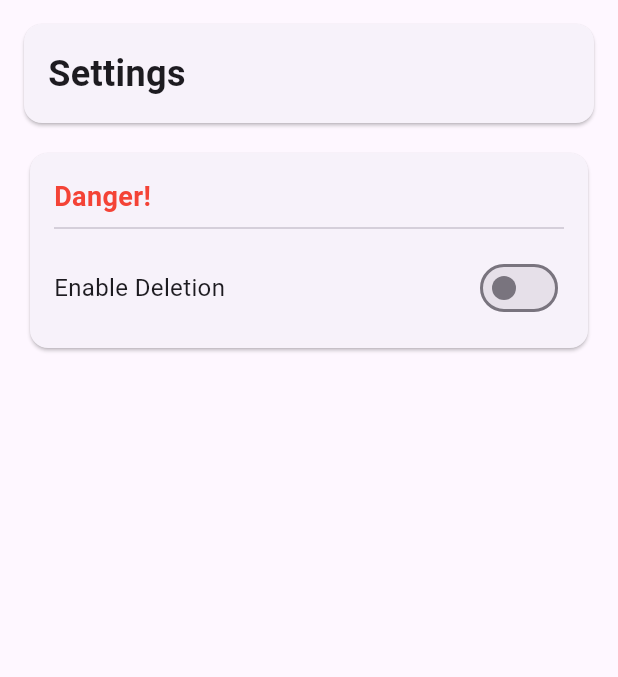
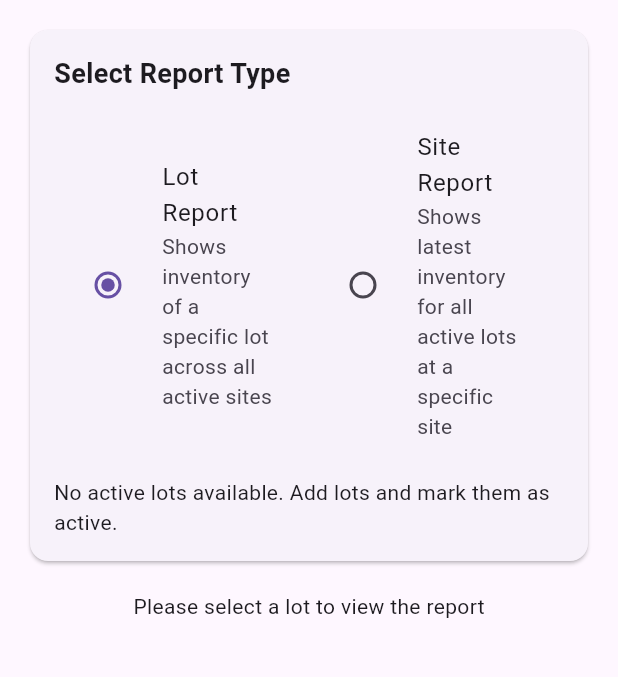
Before and after one commit to maccam912/inventory_tracker, a Flutter app: the screen it shows after launch, item 4 of the bottom bar chosen, on a phone screen of 412 x 824 dp, the part 84-761 px from its top. Run offline on Flutter 3.47's test engine with Material 3 defaults, Android fonts, the phone set to English and light mode, and no system bars; our stand-ins replace drift; accounts and stored records are empty; generated files the repository leaves out were written again.

Commit message:
Add database methods and reports screen
Co-authored-by: maccam912 <540629+maccam912@users.noreply.github.com>

```diff
--- a/lib/database/database.dart
+++ b/lib/database/database.dart
@@ -118,6 +118,73 @@ class AppDatabase extends _$AppDatabase {
 
   Future<int> deleteInventorySnapshot(int id) =>
       (delete(inventorySnapshots)..where((s) => s.id.equals(id))).go();
+
+  // Reports operations
+  Future<List<InventorySnapshotWithDetails>> getInventoryByLotAcrossSites(
+    int lotId,
+  ) {
+    final query =
+        select(inventorySnapshots).join([
+          innerJoin(sites, sites.id.equalsExp(inventorySnapshots.siteId)),
+          innerJoin(lots, lots.id.equalsExp(inventorySnapshots.lotId)),
+        ])..where(
+          sites.isActive.equals(true) & inventorySnapshots.lotId.equals(lotId),
+        );
+
+    return query.map((row) {
+      final snapshot = row.readTable(inventorySnapshots);
+      final site = row.readTable(sites);
+      final lot = row.readTable(lots);
+
+      return InventorySnapshotWithDetails(
+        snapshot: snapshot,
+        site: site,
+        lot: lot,
+      );
+    }).get();
+  }
+
+  Future<List<InventorySnapshotWithDetails>> getLatestInventoryForSite(
+    int siteId,
+  ) async {
+    // First get all active lots
+    final activeLots = await getActiveLots();
+
+    final results = <InventorySnapshotWithDetails>[];
+
+    // For each active lot, get the latest inventory snapshot for the selected site
+    for (final lot in activeLots) {
+      final query =
+          select(inventorySnapshots).join([
+              innerJoin(sites, sites.id.equalsExp(inventorySnapshots.siteId)),
+              innerJoin(lots, lots.id.equalsExp(inventorySnapshots.lotId)),
+            ])
+            ..where(
+              inventorySnapshots.siteId.equals(siteId) &
+                  inventorySnapshots.lotId.equals(lot.id),
+            )
+            ..orderBy([OrderingTerm.desc(inventorySnapshots.timestamp)])
+            ..limit(1);
+
+      final snapshotsForLot = await query.map((row) {
+        final snapshot = row.readTable(inventorySnapshots);
+        final site = row.readTable(sites);
+        final lot = row.readTable(lots);
+
+        return InventorySnapshotWithDetails(
+          snapshot: snapshot,
+          site: site,
+          lot: lot,
+        );
+      }).get();
+
+      if (snapshotsForLot.isNotEmpty) {
+        results.add(snapshotsForLot.first);
+      }
+    }
+
+    return results;
+  }
 }
 
 // Custom class to hold joined data
--- a/lib/screens/home_screen.dart
+++ b/lib/screens/home_screen.dart
@@ -2,6 +2,7 @@ import 'package:flutter/material.dart';
 import 'sites_screen.dart';
 import 'lots_screen.dart';
 import 'inventory_screen.dart';
+import 'reports_screen.dart';
 import 'settings_screen.dart';
 
 class HomeScreen extends StatefulWidget {
@@ -18,6 +19,7 @@ class HomeScreenState extends State<HomeScreen> {
     const SitesScreen(),
     const LotsScreen(),
     const InventoryScreen(),
+    const ReportsScreen(),
     const SettingsScreen(),
   ];
 
@@ -48,6 +50,10 @@ class HomeScreenState extends State<HomeScreen> {
             label: 'Inventory',
           ),
           BottomNavigationBarItem(
+            icon: Icon(Icons.bar_chart),
+            label: 'Reports',
+          ),
+          BottomNavigationBarItem(
             icon: Icon(Icons.settings),
             label: 'Settings',
           ),
--- /dev/null
+++ b/lib/screens/reports_screen.dart
@@ -0,0 +1,316 @@
+import 'package:flutter/material.dart';
+import 'package:inventory_tracker/database/database.dart';
+import 'package:inventory_tracker/database/database_provider.dart';
+
+class ReportsScreen extends StatefulWidget {
+  const ReportsScreen({super.key});
+
+  @override
+  ReportsScreenState createState() => ReportsScreenState();
+}
+
+class ReportsScreenState extends State<ReportsScreen> {
+  late AppDatabase database;
+  bool _isLotReport = true; // true for Lot Report, false for Site Report
+  int? _selectedLotId;
+  int? _selectedSiteId;
+
+  @override
+  void didChangeDependencies() {
+    super.didChangeDependencies();
+    database = DatabaseProvider.of(context);
+  }
+
+  @override
+  Widget build(BuildContext context) {
+    return Scaffold(
+      body: Padding(
+        padding: const EdgeInsets.all(16.0),
+        child: Column(
+          crossAxisAlignment: CrossAxisAlignment.start,
+          children: [
+            Card(
+              child: Padding(
+                padding: const EdgeInsets.all(16.0),
+                child: Column(
+                  crossAxisAlignment: CrossAxisAlignment.start,
+                  children: [
+                    const Text(
+                      'Select Report Type',
+                      style: TextStyle(
+                        fontSize: 18,
+                        fontWeight: FontWeight.bold,
+                      ),
+                    ),
+                    const SizedBox(height: 16.0),
+                    Row(
+                      children: [
+                        Expanded(
+                          child: RadioListTile<bool>(
+                            title: const Text('Lot Report'),
+                            subtitle: const Text(
+                              'Shows inventory of a specific lot across all active sites',
+                            ),
+                            value: true,
+                            groupValue: _isLotReport,
+                            onChanged: (value) {
+                              setState(() {
+                                _isLotReport = value!;
+                              });
+                            },
+                          ),
+                        ),
+                        Expanded(
+                          child: RadioListTile<bool>(
+                            title: const Text('Site Report'),
+                            subtitle: const Text(
+                              'Shows latest inventory for all active lots at a specific site',
+                            ),
+                            value: false,
+                            groupValue: _isLotReport,
+                            onChanged: (value) {
+                              setState(() {
+                                _isLotReport = value!;
+                              });
+                            },
+                          ),
+                        ),
+                      ],
+                    ),
+                    const SizedBox(height: 16.0),
+                    if (_isLotReport)
+                      _buildLotSelector()
+                    else
+                      _buildSiteSelector(),
+                  ],
+                ),
+              ),
+            ),
+            const SizedBox(height: 16.0),
+            _isLotReport ? _buildLotReportContent() : _buildSiteReportContent(),
+          ],
+        ),
+      ),
+    );
+  }
+
+  Widget _buildLotSelector() {
+    return Row(
+      children: [
+        Expanded(
+          child: FutureBuilder<List<Lot>>(
+            future: database.getActiveLots(),
+            builder: (context, snapshot) {
+              if (snapshot.connectionState == ConnectionState.waiting) {
+                return const CircularProgressIndicator();
+              }
+
+              final lots = snapshot.data ?? [];
+
+              if (lots.isEmpty) {
+                return const Text(
+                  'No active lots available. Add lots and mark them as active.',
+                );
+              }
+
+              return DropdownButtonFormField<int>(
+                value: _selectedLotId,
+                decoration: const InputDecoration(
+                  labelText: 'Select Lot',
+                  border: OutlineInputBorder(),
+                ),
+                items: lots.map((lot) {
+                  return DropdownMenuItem(
+                    value: lot.id,
+                    child: Text(lot.lotNumber),
+                  );
+                }).toList(),
+                onChanged: (value) {
+                  setState(() {
+                    _selectedLotId = value;
+                  });
+                },
+              );
+            },
+          ),
+        ),
+      ],
+    );
+  }
+
+  Widget _buildSiteSelector() {
+    return Row(
+      children: [
+        Expanded(
+          child: FutureBuilder<List<Site>>(
+            future: database.getActiveSites(),
+            builder: (context, snapshot) {
+              if (snapshot.connectionState == ConnectionState.waiting) {
+                return const CircularProgressIndicator();
+              }
+
+              final sites = snapshot.data ?? [];
+
+              if (sites.isEmpty) {
+                return const Text(
+                  'No active sites available. Add sites and mark them as active.',
+                );
+              }
+
+              return DropdownButtonFormField<int>(
+                value: _selectedSiteId,
+                decoration: const InputDecoration(
+                  labelText: 'Select Site',
+                  border: OutlineInputBorder(),
+                ),
+                items: sites.map((site) {
+                  return DropdownMenuItem(
+                    value: site.id,
+                    child: Text(site.siteName),
+                  );
+                }).toList(),
+                onChanged: (value) {
+                  setState(() {
+                    _selectedSiteId = value;
+                  });
+                },
+              );
+            },
+          ),
+        ),
+      ],
+    );
+  }
+
+  Widget _buildLotReportContent() {
+    if (_selectedLotId == null) {
+      return const Center(
+        child: Text('Please select a lot to view the report'),
+      );
+    }
+
+    return Expanded(
+      child: FutureBuilder<List<InventorySnapshotWithDetails>>(
+        future: database.getInventoryByLotAcrossSites(_selectedLotId!),
+        builder: (context, snapshot) {
+          if (snapshot.connectionState == ConnectionState.waiting) {
+            return const Center(child: CircularProgressIndicator());
+          }
+
+          if (snapshot.hasError) {
+            return Center(child: Text('Error: ${snapshot.error}'));
+          }
+
+          final inventoryList = snapshot.data ?? [];
+
+          if (inventoryList.isEmpty) {
+            return const Center(
+              child: Text('No inventory data found for the selected lot.'),
+            );
+          }
+
+          // Get the lot number for the title
+          final lotNumber = inventoryList.first.lot.lotNumber;
+
+          return Column(
+            crossAxisAlignment: CrossAxisAlignment.start,
+            children: [
+              Text(
+                'Inventory for Lot: $lotNumber',
+                style: const TextStyle(
+                  fontSize: 18,
+                  fontWeight: FontWeight.bold,
+                ),
+              ),
+              const SizedBox(height: 16.0),
+              Expanded(
+                child: ListView.builder(
+                  itemCount: inventoryList.length,
+                  itemBuilder: (context, index) {
+                    final item = inventoryList[index];
+                    return Card(
+                      child: ListTile(
+                        title: Text(item.site.siteName),
+                        subtitle: Text(
+                          'Count: ${item.snapshot.count} (${_formatDate(item.snapshot.timestamp)})',
+                        ),
+                      ),
+                    );
+                  },
+                ),
+              ),
+            ],
+          );
+        },
+      ),
+    );
+  }
+
+  Widget _buildSiteReportContent() {
+    if (_selectedSiteId == null) {
+      return const Center(
+        child: Text('Please select a site to view the report'),
+      );
+    }
+
+    return Expanded(
+      child: FutureBuilder<List<InventorySnapshotWithDetails>>(
+        future: database.getLatestInventoryForSite(_selectedSiteId!),
+        builder: (context, snapshot) {
+          if (snapshot.connectionState == ConnectionState.waiting) {
+            return const Center(child: CircularProgressIndicator());
+          }
+
+          if (snapshot.hasError) {
+            return Center(child: Text('Error: ${snapshot.error}'));
+          }
+
+          final inventoryList = snapshot.data ?? [];
+
+          if (inventoryList.isEmpty) {
+            return const Center(
+              child: Text('No inventory data found for the selected site.'),
+            );
+          }
+
+          // Get the site name for the title
+          final siteName = inventoryList.first.site.siteName;
+
+          return Column(
+            crossAxisAlignment: CrossAxisAlignment.start,
+            children: [
+              Text(
+                'Latest Inventory for Site: $siteName',
+                style: const TextStyle(
+                  fontSize: 18,
+                  fontWeight: FontWeight.bold,
+                ),
+              ),
+              const SizedBox(height: 16.0),
+              Expanded(
+                child: ListView.builder(
+                  itemCount: inventoryList.length,
+                  itemBuilder: (context, index) {
+                    final item = inventoryList[index];
+                    return Card(
+                      child: ListTile(
+                        title: Text(item.lot.lotNumber),
+                        subtitle: Text(
+                          'Count: ${item.snapshot.count} (${_formatDate(item.snapshot.timestamp)})',
+                        ),
+                      ),
+                    );
+                  },
+                ),
+              ),
+            ],
+          );
+        },
+      ),
+    );
+  }
+
+  String _formatDate(DateTime date) {
+    return '${date.year}/${date.month.toString().padLeft(2, '0')}/${date.day.toString().padLeft(2, '0')}';
+  }
+}
```
Also changed, not shown: 1 other file.
